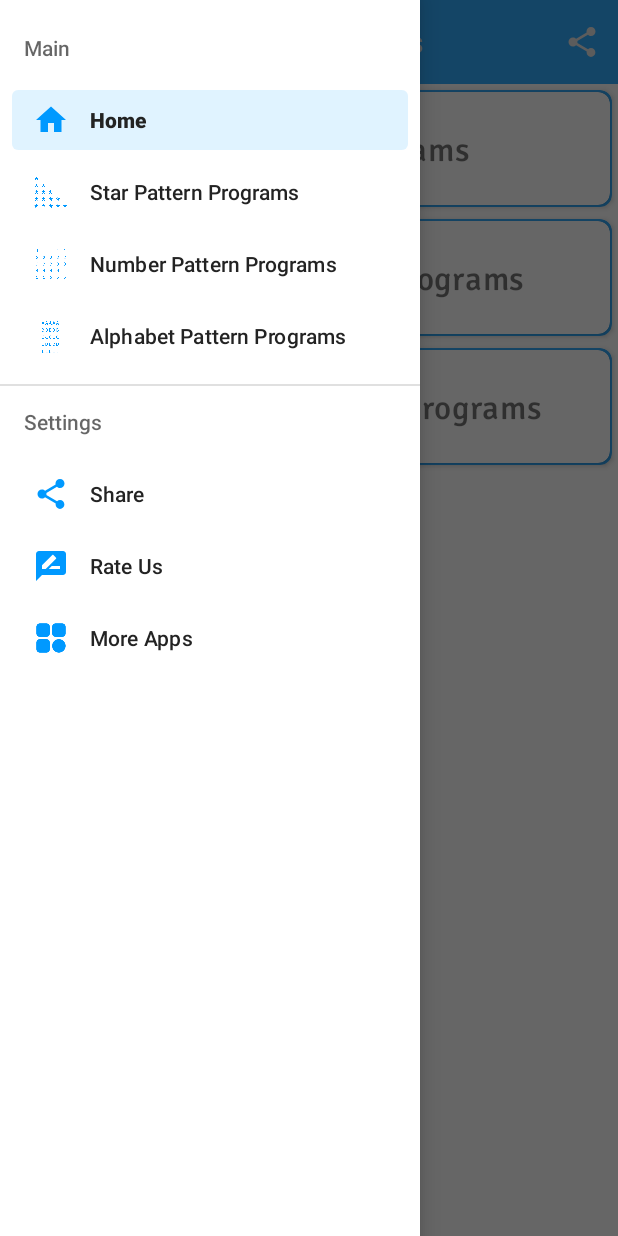
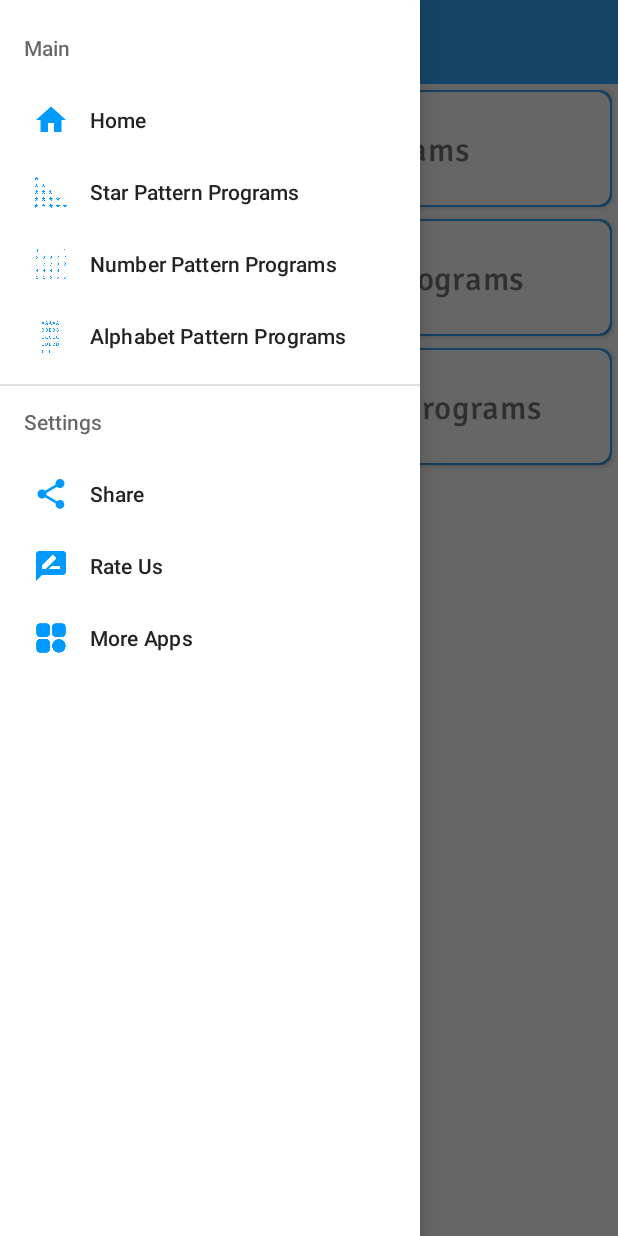
Before and after one commit to dev-aniketj/Java-Pattern-Programs-App, an Android app: the SelectionActivity screen opened directly, with no data from a screen before it, with the side drawer open, on a phone screen of 412 x 824 dp. Run offline under Robolectric (Android 15) with nearby library versions, the phone set to English and light mode, and no system bars; 3 statements that could not run were skipped.

Commit message:
hide the navigation bar

```diff
--- a/app/src/main/java/com/aniketjain/patternprogramsinjava/SelectionActivity.java
+++ b/app/src/main/java/com/aniketjain/patternprogramsinjava/SelectionActivity.java
@@ -3,16 +3,12 @@ package com.aniketjain.patternprogramsinjava;
 import android.annotation.SuppressLint;
 import android.content.Intent;
 import android.content.IntentSender;
-import android.net.Uri;
 import android.os.Bundle;
 import android.os.Handler;
 import android.os.Looper;
-import android.view.Menu;
 import android.view.MenuItem;
-import android.view.View;
 
 import androidx.annotation.NonNull;
-import androidx.appcompat.app.ActionBarDrawerToggle;
 import androidx.appcompat.app.AppCompatActivity;
 import androidx.appcompat.widget.Toolbar;
 import androidx.core.view.GravityCompat;
@@ -29,7 +25,6 @@ import com.google.android.play.core.install.model.UpdateAvailability;
 import com.google.android.play.core.tasks.Task;
 
 import java.util.ArrayList;
-import java.util.Objects;
 
 public class SelectionActivity extends AppCompatActivity {
 
@@ -59,7 +54,7 @@ public class SelectionActivity extends AppCompatActivity {
         //Main Toolbar set support
         setSupportActionBar(toolbar);
 
-        //Drawer Layout Sync
+     /*   //Drawer Layout Sync
         ActionBarDrawerToggle actionBarDrawerToggle = new ActionBarDrawerToggle(this, drawerLayout, R.string.nav_open, R.string.nav_close);
         //set nav icon color as white
         actionBarDrawerToggle.getDrawerArrowDrawable().setColor(getResources().getColor(R.color.white_90));
@@ -130,6 +125,7 @@ public class SelectionActivity extends AppCompatActivity {
             }
         });
 
+      */
         //Adding Selection Array Elements
         add_arrayElements();
 
@@ -147,11 +143,11 @@ public class SelectionActivity extends AppCompatActivity {
         arrayList.add(new SelectionModel(3, "Alphabet Pattern Programs"));
     }
 
-    @Override
-    public boolean onCreateOptionsMenu(Menu menu) {
-        getMenuInflater().inflate(R.menu.main_menu, menu);
-        return super.onCreateOptionsMenu(menu);
-    }
+//    @Override
+//    public boolean onCreateOptionsMenu(Menu menu) {
+//        getMenuInflater().inflate(R.menu.main_menu, menu);
+//        return super.onCreateOptionsMenu(menu);
+//    }
 
     @SuppressLint("NonConstantResourceId")
     @Override
```
